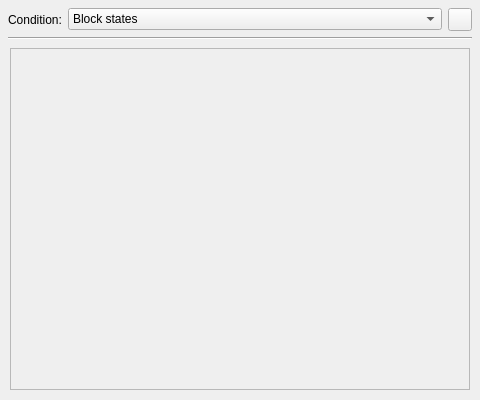
First picture: the form in src/mcrpredcondition.ui, repository IoeCmcomc/MCDatapacker, before the edit.
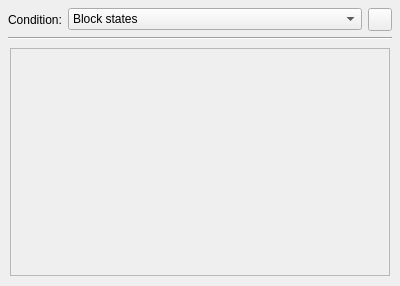
Second picture: the form after the edit. The open tabs and pages were chosen to show the change. Icons and pictures are not drawn. Custom widgets are drawn as their Qt base class.

What changed in the file:
```diff
--- a/src/mcrpredcondition.ui
+++ b/src/mcrpredcondition.ui
@@ -6,8 +6,8 @@
    <rect>
     <x>0</x>
     <y>0</y>
-    <width>480</width>
-    <height>400</height>
+    <width>400</width>
+    <height>286</height>
    </rect>
   </property>
   <property name="sizePolicy">
@@ -19,7 +19,7 @@
   <property name="minimumSize">
    <size>
     <width>400</width>
-    <height>400</height>
+    <height>0</height>
    </size>
   </property>
   <property name="windowTitle">
@@ -536,9 +536,6 @@
        </property>
        <item row="0" column="0">
         <widget class="QScrollArea" name="inverted_condArea">
-         <property name="sizeAdjustPolicy">
-          <enum>QAbstractScrollArea::AdjustToContents</enum>
-         </property>
          <property name="widgetResizable">
           <bool>true</bool>
          </property>
@@ -547,8 +544,8 @@
            <rect>
             <x>0</x>
             <y>0</y>
-            <width>92</width>
-            <height>22</height>
+            <width>376</width>
+            <height>339</height>
            </rect>
           </property>
           <property name="alignment">
```
Left out of the diff: 7 changed lines with no effect on the pictures.
